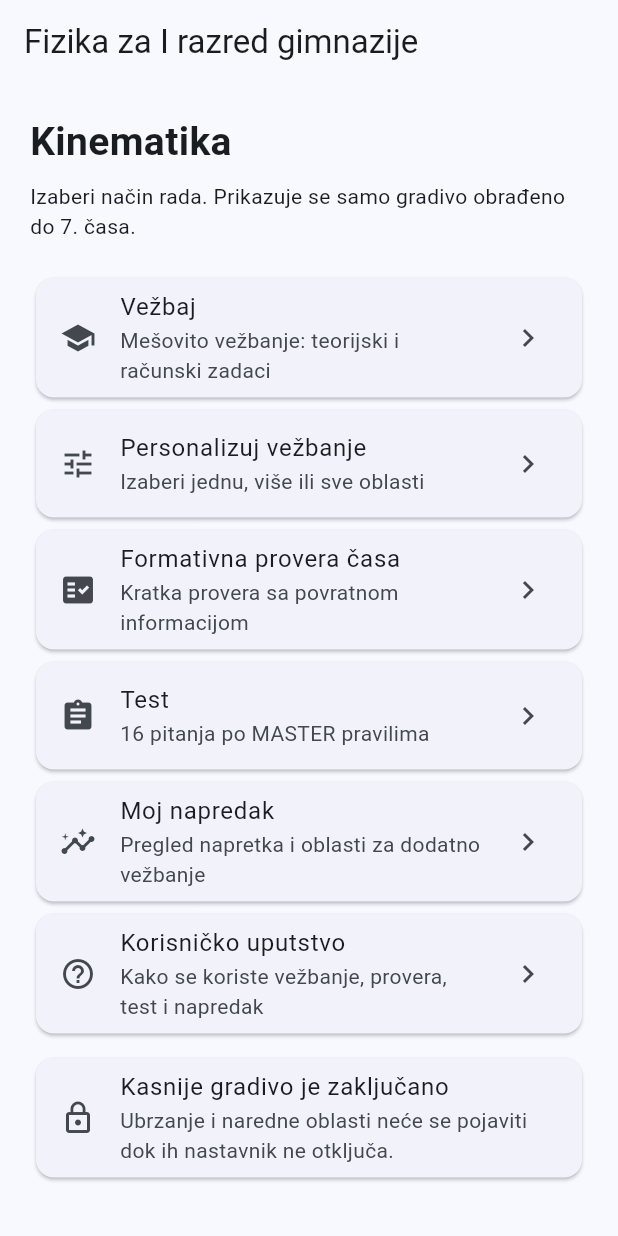
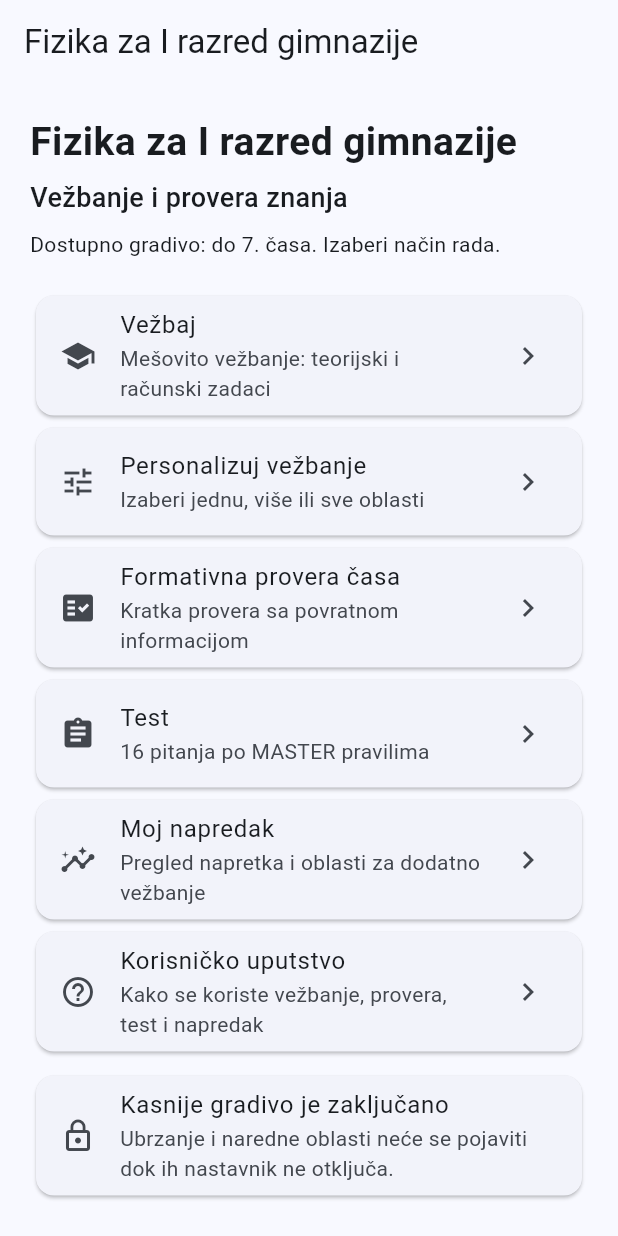
Before and after one commit to skillerror-gif/Fizika-inicijalni-app, a Flutter app: the screen it shows after launch, on a phone screen of 412 x 824 dp. Run offline on Flutter 3.47's test engine with Material 3 defaults, Android fonts, the phone set to English and light mode, and no system bars; our stand-ins replace sqflite; missing offline and left inert: cryptography; accounts and stored records are empty; network calls fail.

Commit message:
K7.7: generalize home screen for full first-year physics

```diff
--- a/lib/presentation/screens/home_screen.dart
+++ b/lib/presentation/screens/home_screen.dart
@@ -61,7 +61,7 @@
   @override Widget build(BuildContext context)=>Scaffold(appBar:AppBar(title:const Text('Fizika za I razred gimnazije')),body:FutureBuilder<List<AppQuestion>>(future:_questions,builder:(context,s){
     if(s.hasError)return Center(child:Padding(padding:const EdgeInsets.all(24),child:Text('Greška pri učitavanju baze: ${s.error}')));if(!s.hasData)return const Center(child:CircularProgressIndicator());final qs=s.data!;
     return ListView(padding:const EdgeInsets.all(20),children:[
-      const Text('Kinematika',style:TextStyle(fontSize:26,fontWeight:FontWeight.bold)),const SizedBox(height:8),const Text('Izaberi način rada. Prikazuje se samo gradivo obrađeno do 7. časa.'),const SizedBox(height:20),
+      const Text('Fizika za I razred gimnazije',style:TextStyle(fontSize:26,fontWeight:FontWeight.bold)),const SizedBox(height:6),const Text('Vežbanje i provera znanja',style:TextStyle(fontSize:18,fontWeight:FontWeight.w500)),const SizedBox(height:8),const Text('Dostupno gradivo: do 7. časa. Izaberi način rada.'),const SizedBox(height:20),
       _HomeCard(icon:Icons.school,title:'Vežbaj',subtitle:'Mešovito vežbanje: teorijski i računski zadaci',onTap:()=>_practice(qs)),
       _HomeCard(icon:Icons.tune,title:'Personalizuj vežbanje',subtitle:'Izaberi jednu, više ili sve oblasti',onTap:()=>Navigator.push(context,MaterialPageRoute(builder:(_)=>PracticePersonalizationScreen(allQuestions:qs)))),
       _HomeCard(icon:Icons.fact_check,title:'Formativna provera časa',subtitle:'Kratka provera sa povratnom informacijom',onTap:()=>Navigator.push(context,MaterialPageRoute(builder:(_)=>FormativeLessonScreen(allQuestions:qs)))),
```
